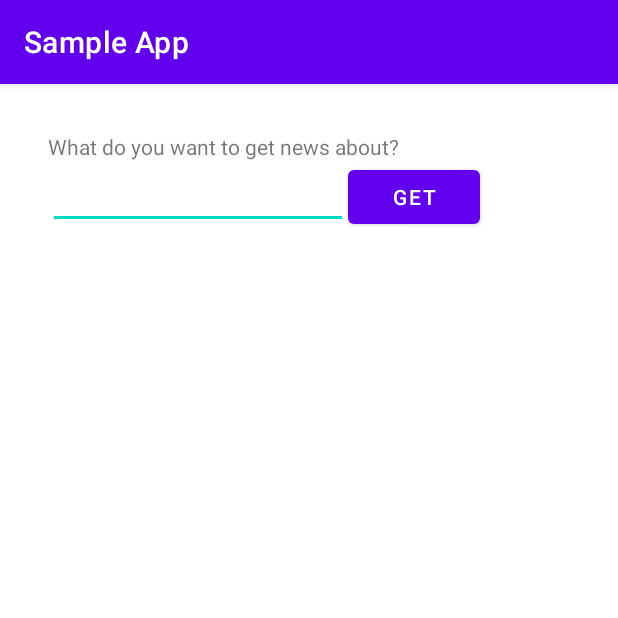
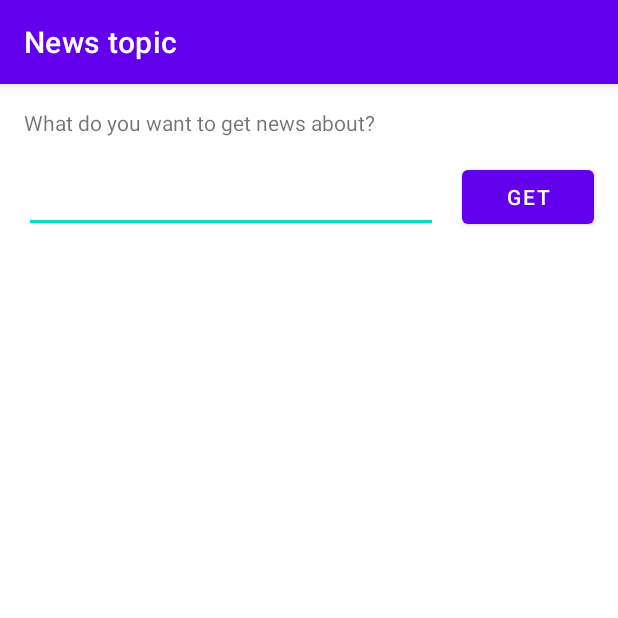
Before and after one commit to vadadler/SampleApp, an Android app: the MakeNewsApiCallActivity screen opened directly, with no data from a screen before it, on a phone screen of 412 x 824 dp, the top half of it. Run offline under Robolectric (Android 15) with nearby library versions, the phone set to English and light mode, and no system bars; our stand-ins replace Timber, data binding, navigation-ui.

Commit message:
Work in progress.

```diff
--- a/app/src/main/java/vad/adler/sampleapp/newsapi/ui/MakeNewsApiCallActivity.kt
+++ b/app/src/main/java/vad/adler/sampleapp/newsapi/ui/MakeNewsApiCallActivity.kt
@@ -3,6 +3,9 @@ package vad.adler.sampleapp.newsapi.ui
 import androidx.appcompat.app.AppCompatActivity
 import android.os.Bundle
 import androidx.databinding.DataBindingUtil
+import androidx.navigation.NavController
+import androidx.navigation.Navigation
+import androidx.navigation.ui.NavigationUI
 import vad.adler.sampleapp.MyApplication
 import vad.adler.sampleapp.R
 import javax.inject.Inject
@@ -14,6 +17,7 @@ class MakeNewsApiCallActivity : AppCompatActivity() {
     lateinit var newsAPIViewModel: MakeNewsApiCallViewModel
 
     private lateinit var binding: MakeNewsApiCallActivityBinding
+    lateinit var navController: NavController
 
     override fun onCreate(savedInstanceState: Bundle?) {
         super.onCreate(savedInstanceState)
@@ -24,9 +28,9 @@ class MakeNewsApiCallActivity : AppCompatActivity() {
 
         binding = DataBindingUtil.setContentView(this, R.layout.make_news_api_call_activity)
 
+        navController = Navigation.findNavController(this, R.id.navFragment)
+        NavigationUI.setupActionBarWithNavController(this, navController)
+
         //newsAPIViewModel.getLatestNews("Tesla", "publishedAt")
-
-
-
     }
 }
--- a/app/src/main/res/layout/fragment_news_topic.xml
+++ b/app/src/main/res/layout/fragment_news_topic.xml
@@ -3,9 +3,10 @@
     xmlns:tools="http://schemas.android.com/tools"
     android:layout_width="match_parent"
     android:layout_height="match_parent"
+    xmlns:app="http://schemas.android.com/apk/res-auto"
     tools:context=".NewsTopicFragment">
 
-<RelativeLayout
+<androidx.constraintlayout.widget.ConstraintLayout
     android:layout_width="match_parent"
     android:layout_height="match_parent">
 
@@ -13,30 +14,36 @@
         android:id="@+id/newsTopicLabel"
         android:layout_width="wrap_content"
         android:layout_height="wrap_content"
+        android:layout_marginStart="16dp"
+        android:layout_marginTop="16dp"
         android:text="@string/news_topic_label"
-        android:layout_marginTop="32dp"
-        android:layout_marginLeft="32dp"/>
+        app:layout_constraintStart_toStartOf="parent"
+        app:layout_constraintTop_toTopOf="parent" />
 
-    <LinearLayout
-        android:layout_width="match_parent"
-        android:layout_height="match_parent"
-        android:layout_below="@id/newsTopicLabel"
-        android:orientation="horizontal"
-        android:layout_marginLeft="32dp"
-        android:layout_marginRight="32dp">
 
     <EditText
         android:id="@+id/newsTopic"
-            android:layout_width="200dp"
-            android:layout_height="wrap_content" />
+        android:layout_width="0dp"
+        android:layout_height="48dp"
+        android:layout_marginStart="16dp"
+        android:layout_marginTop="16dp"
+        android:layout_marginEnd="16dp"
+        app:layout_constraintEnd_toStartOf="@+id/getNews"
+        app:layout_constraintStart_toStartOf="parent"
+        app:layout_constraintTop_toBottomOf="@id/newsTopicLabel" />
 
     <Button
+        android:id="@+id/getNews"
         android:layout_width="wrap_content"
-            android:layout_height="wrap_content"
+        android:layout_height="0dp"
+        android:layout_marginTop="16dp"
+        android:layout_marginEnd="16dp"
         android:onClick="makeNewsApiCall"
         android:text="@string/search_news"
-            android:textColor="@color/white" />
+        android:textColor="@color/white"
+        app:layout_constraintEnd_toEndOf="parent"
+        app:layout_constraintTop_toBottomOf="@id/newsTopicLabel" />
 
-    </LinearLayout>
-</RelativeLayout>
+
+</androidx.constraintlayout.widget.ConstraintLayout>
 </FrameLayout>
--- a/app/src/main/res/layout/make_news_api_call_activity.xml
+++ b/app/src/main/res/layout/make_news_api_call_activity.xml
@@ -8,7 +8,7 @@
         android:layout_height="match_parent">
 
         <fragment
-            android:id="@+id/fragment"
+            android:id="@+id/navFragment"
             android:name="androidx.navigation.fragment.NavHostFragment"
             android:layout_width="match_parent"
             android:layout_height="match_parent"
--- a/app/src/main/res/navigation/nav_graph.xml
+++ b/app/src/main/res/navigation/nav_graph.xml
@@ -7,8 +7,12 @@
 
     <fragment android:id="@+id/newsTopic"
         android:name="vad.adler.sampleapp.NewsTopicFragment"
-        android:label="fragment_home"
+        android:label="@string/news_topic_fragment"
         tools:layout="@layout/fragment_news_topic">
+
+        <action
+            android:id="@+id/action_news_topic_to_news_list"
+            app:destination="@id/news_list" />
     </fragment>
 
     <fragment android:id="@+id/news_list"
--- a/app/src/main/res/values/strings.xml
+++ b/app/src/main/res/values/strings.xml
@@ -3,4 +3,5 @@
     <string name="get_news">Make NewsAPI call</string>
     <string name="news_topic_label">What do you want to get news about?</string>
     <string name="search_news">Get</string>
+    <string name="news_topic_fragment">News topic</string>
 </resources>
```
Lines whose indentation alone changed are shown as unchanged.
